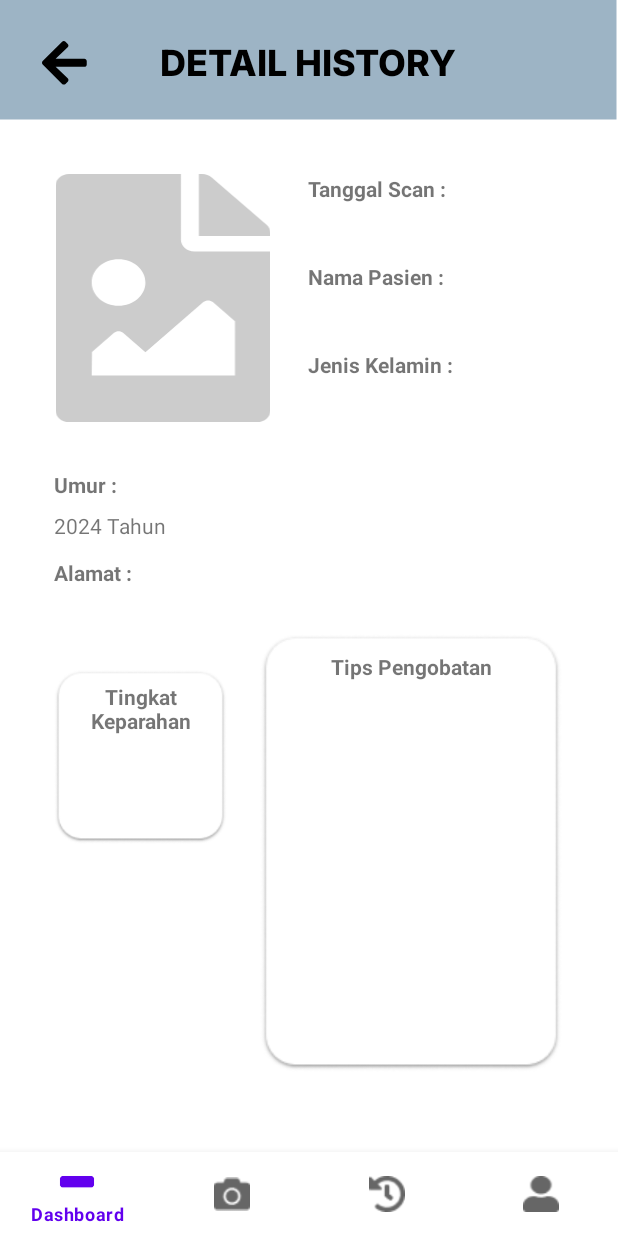
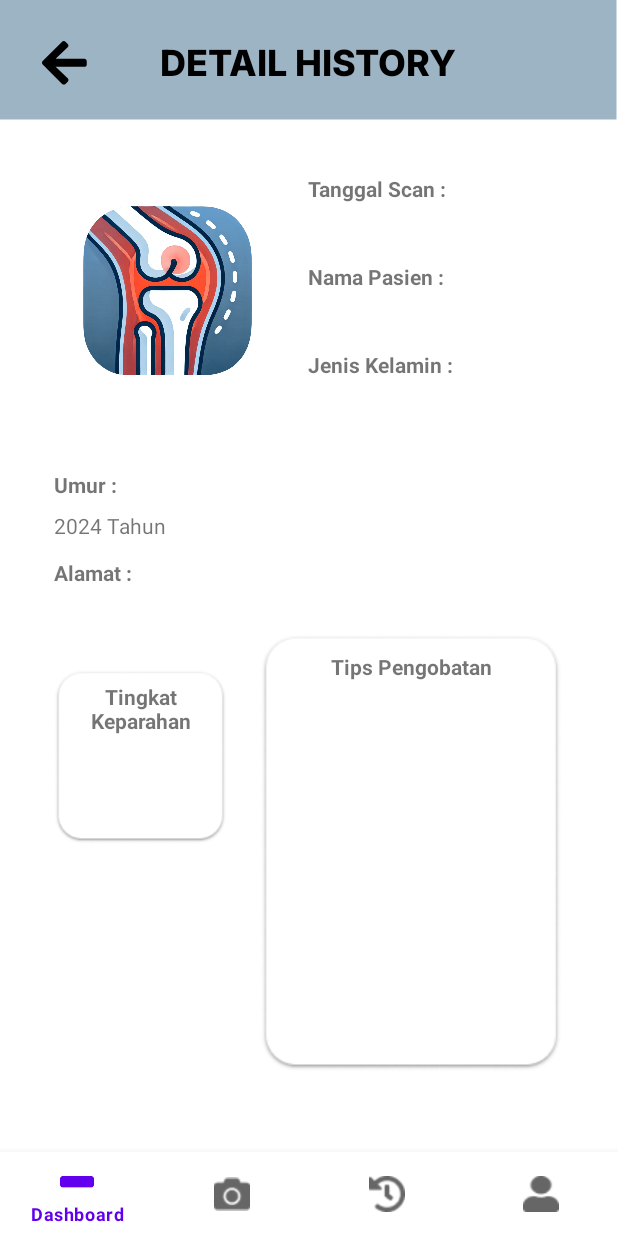
Before and after one commit to jessicas16/BangkitKneeCheck, an Android app: the DetailHistoryFragment screen opened through its navigation route, on a phone screen of 412 x 824 dp. Run offline under Robolectric (Android 15) with nearby library versions, the phone set to English and light mode, and no system bars; our stand-ins replace navigation-ui; libraries missing offline, so code that uses them is left out: com.github.mikephil.charting; pictures from the network do not load; 5 statements that could not run were skipped.

```diff
--- a/app/src/main/java/com/example/kneecheck/DetailHistoryFragment.kt
+++ b/app/src/main/java/com/example/kneecheck/DetailHistoryFragment.kt
@@ -11,6 +11,8 @@ import android.view.ViewGroup
 import android.widget.Button
 import android.widget.Toast
 import androidx.navigation.fragment.findNavController
+import com.bumptech.glide.Glide
+import com.bumptech.glide.request.RequestOptions
 import com.example.kneecheck.databinding.FragmentDetailHistoryBinding
 
 class DetailHistoryFragment : Fragment() {
@@ -63,6 +65,11 @@ class DetailHistoryFragment : Fragment() {
             }
         }
 
+        Glide.with(requireContext())
+            .load(img)
+            .apply(RequestOptions().placeholder(R.drawable.logo))
+            .into(binding.ivGambarXray)
+
         return root
     }
 
--- a/app/src/main/res/layout/fragment_dashboard.xml
+++ b/app/src/main/res/layout/fragment_dashboard.xml
@@ -37,7 +37,8 @@
                 android:layout_width="wrap_content"
                 android:layout_height="wrap_content"
                 android:layout_marginLeft="12dp"
-                android:layout_marginTop="20dp"
+                android:layout_marginTop="16dp"
+                android:textSize="20sp"
                 android:text="Selamat Datang,"
                 android:textColor="@color/black" />
 
@@ -46,6 +47,7 @@
                 android:layout_width="match_parent"
                 android:layout_height="wrap_content"
                 android:layout_marginLeft="12dp"
+                android:textSize="16sp"
                 android:text="nama dokter"
                 android:textColor="@color/black" />
         </LinearLayout>
--- a/app/src/main/res/layout/fragment_scan_pasien.xml
+++ b/app/src/main/res/layout/fragment_scan_pasien.xml
@@ -36,7 +36,8 @@
                 android:layout_width="wrap_content"
                 android:layout_height="wrap_content"
                 android:layout_marginLeft="12dp"
-                android:layout_marginTop="20dp"
+                android:layout_marginTop="16dp"
+                android:textSize="20sp"
                 android:text="Selamat Datang,"
                 android:textColor="@color/black" />
 
@@ -45,6 +46,7 @@
                 android:layout_width="match_parent"
                 android:layout_height="wrap_content"
                 android:layout_marginLeft="12dp"
+                android:textSize="16sp"
                 android:text="nama pasien"
                 android:textColor="@color/black" />
         </LinearLayout>
```
